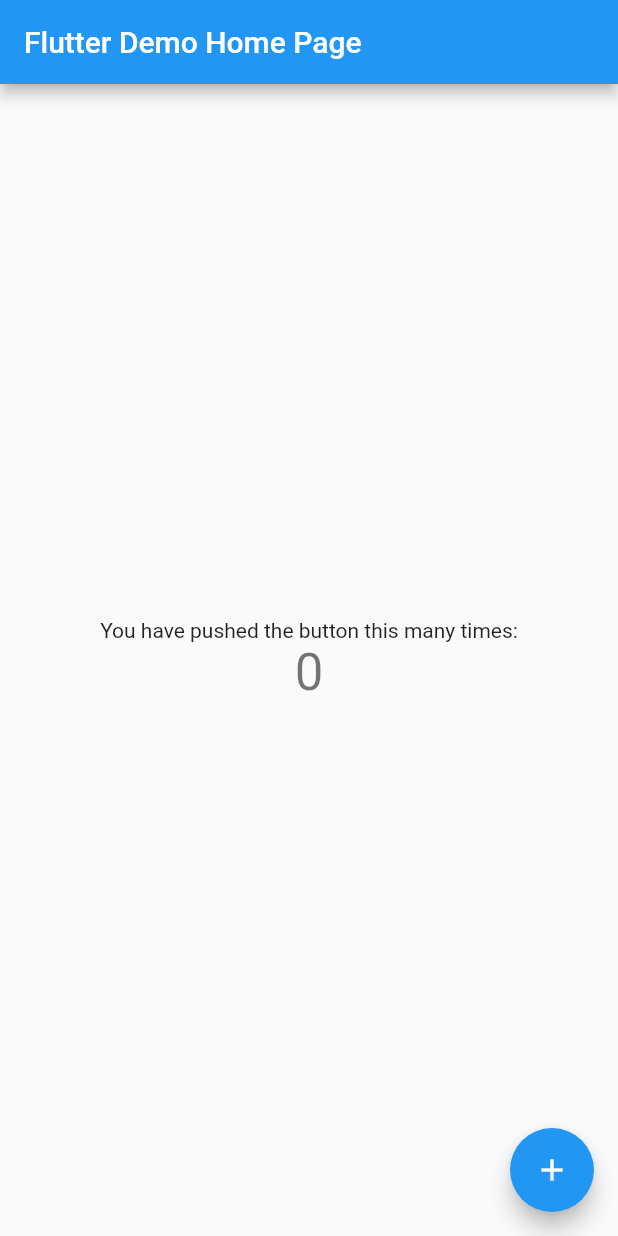
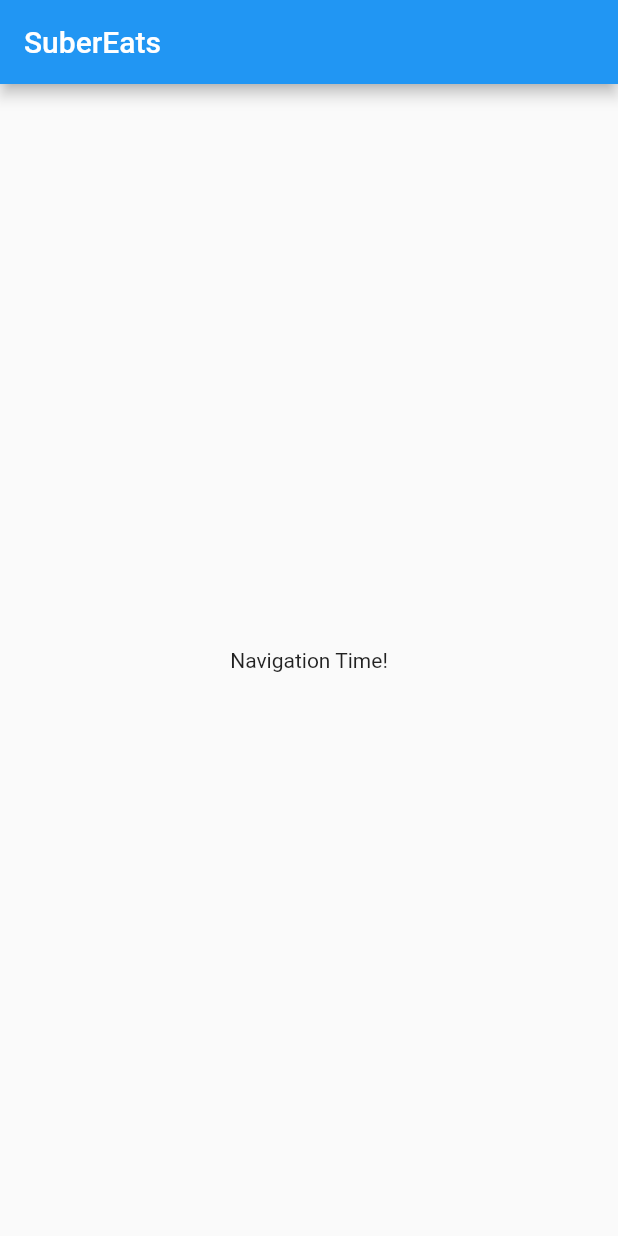
Before and after one commit to Liight/suber_eats, a Flutter app: the screen it shows after launch, on a phone screen of 412 x 824 dp. Run offline on Flutter 3.47's test engine with Material 2 defaults, Android fonts, the phone set to English and light mode, and no system bars.

Commit message:
- initial intended commit

```diff
--- a/lib/main.dart
+++ b/lib/main.dart
@@ -3,109 +3,34 @@ import 'package:flutter/material.dart';
 void main() => runApp(MyApp());
 
 class MyApp extends StatelessWidget {
-  // This widget is the root of your application.
   @override
   Widget build(BuildContext context) {
     return MaterialApp(
-      title: 'Flutter Demo',
+      title: 'SuberEats',
       theme: ThemeData(
-        // This is the theme of your application.
-        //
-        // Try running your application with "flutter run". You'll see the
-        // application has a blue toolbar. Then, without quitting the app, try
-        // changing the primarySwatch below to Colors.green and then invoke
-        // "hot reload" (press "r" in the console where you ran "flutter run",
-        // or simply save your changes to "hot reload" in a Flutter IDE).
-        // Notice that the counter didn't reset back to zero; the application
-        // is not restarted.
         primarySwatch: Colors.blue,
       ),
-      home: MyHomePage(title: 'Flutter Demo Home Page'),
+      home: MyHomePage(),
     );
   }
 }
 
 class MyHomePage extends StatefulWidget {
-  MyHomePage({Key key, this.title}) : super(key: key);
-
-  // This widget is the home page of your application. It is stateful, meaning
-  // that it has a State object (defined below) that contains fields that affect
-  // how it looks.
-
-  // This class is the configuration for the state. It holds the values (in this
-  // case the title) provided by the parent (in this case the App widget) and
-  // used by the build method of the State. Fields in a Widget subclass are
-  // always marked "final".
-
-  final String title;
-
-  @override
+    @override
   _MyHomePageState createState() => _MyHomePageState();
 }
 
 class _MyHomePageState extends State<MyHomePage> {
-  int _counter = 0;
-
-  void _incrementCounter() {
-    setState(() {
-      // This call to setState tells the Flutter framework that something has
-      // changed in this State, which causes it to rerun the build method below
-      // so that the display can reflect the updated values. If we changed
-      // _counter without calling setState(), then the build method would not be
-      // called again, and so nothing would appear to happen.
-      _counter++;
-    });
-  }
 
   @override
   Widget build(BuildContext context) {
-    // This method is rerun every time setState is called, for instance as done
-    // by the _incrementCounter method above.
-    //
-    // The Flutter framework has been optimized to make rerunning build methods
-    // fast, so that you can just rebuild anything that needs updating rather
-    // than having to individually change instances of widgets.
     return Scaffold(
       appBar: AppBar(
-        // Here we take the value from the MyHomePage object that was created by
-        // the App.build method, and use it to set our appbar title.
-        title: Text(widget.title),
+        title: Text('SuberEats'),
       ),
       body: Center(
-        // Center is a layout widget. It takes a single child and positions it
-        // in the middle of the parent.
-        child: Column(
-          // Column is also a layout widget. It takes a list of children and
-          // arranges them vertically. By default, it sizes itself to fit its
-          // children horizontally, and tries to be as tall as its parent.
-          //
-          // Invoke "debug painting" (press "p" in the console, choose the
-          // "Toggle Debug Paint" action from the Flutter Inspector in Android
-          // Studio, or the "Toggle Debug Paint" command in Visual Studio Code)
-          // to see the wireframe for each widget.
-          //
-          // Column has various properties to control how it sizes itself and
-          // how it positions its children. Here we use mainAxisAlignment to
-          // center the children vertically; the main axis here is the vertical
-          // axis because Columns are vertical (the cross axis would be
-          // horizontal).
-          mainAxisAlignment: MainAxisAlignment.center,
-          children: <Widget>[
-            Text(
-              'You have pushed the button this many times:',
-            ),
-            Text(
-              '$_counter',
-              style: Theme.of(context).textTheme.display1,
-            ),
-          ],
-        ),
+        child: Text('Navigation Time!'),
       ),
-      floatingActionButton: FloatingActionButton(
-        onPressed: _incrementCounter,
-        tooltip: 'Increment',
-        child: Icon(Icons.add),
-      ), // This trailing comma makes auto-formatting nicer for build methods.
     );
   }
 }
```
